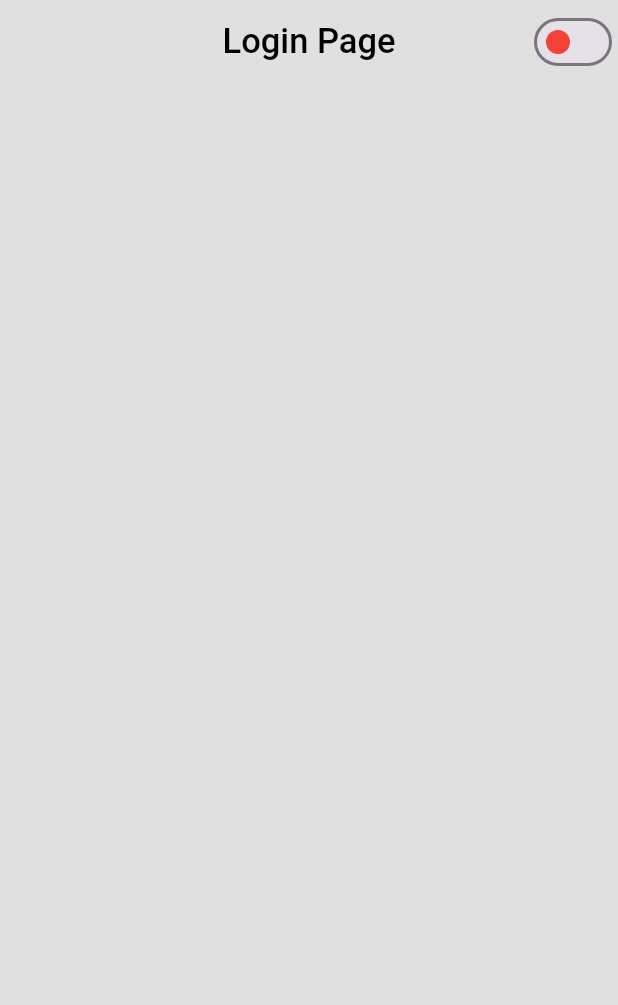
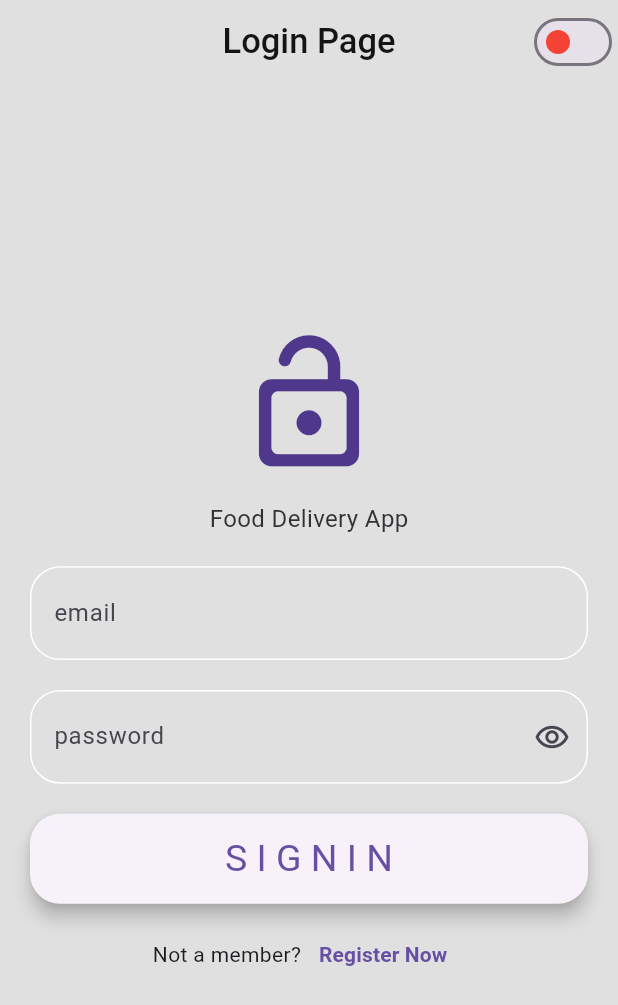
Before and after one commit to MJJP1364/Food_Delivery, a Flutter app: the screen it shows after launch, on a phone screen of 412 x 824 dp. Shown: the top 1005 px of the screen. Run offline on Flutter 3.47's test engine with Material 2 defaults, Android fonts, the phone set to English and light mode, and no system bars; our stand-ins replace flutter_dotenv, get, get_storage, supabase_flutter; accounts and stored records are empty; Roboto replaces fonts that are missing (ComicNeue).

Commit message:
Login Page ui

```diff
--- a/lib/Themes/custom_theme.dart
+++ b/lib/Themes/custom_theme.dart
@@ -12,8 +12,8 @@ class CustomTheme {
     useMaterial3: true,
     fontFamily: lightThemeFont,
     switchTheme: SwitchThemeData(
-      thumbColor:
-          MaterialStateProperty.resolveWith<Color>((states) => lightThemeColor),
+      thumbColor: MaterialStateProperty.resolveWith<Color>(
+          (states) => lightThemeColor), //
     ),
     appBarTheme: AppBarTheme(
       centerTitle: true,
@@ -24,7 +24,7 @@ class CustomTheme {
         color: black,
         fontSize: 23, //20
       ),
-      iconTheme: IconThemeData(color: lightThemeColor),
+      iconTheme: IconThemeData(color: lightThemeColor), //
       elevation: 0,
       actionsIconTheme: IconThemeData(color: lightThemeColor),
       systemOverlayStyle: SystemUiOverlayStyle(
@@ -36,14 +36,14 @@ class CustomTheme {
 
   // dark theme
   static final darkTheme = ThemeData(
-    primaryColor: darkThemeColor,
+    primaryColor: darkThemeColor, //
     brightness: Brightness.dark,
     scaffoldBackgroundColor: const Color.fromARGB(255, 20, 20, 20),
     useMaterial3: true,
     fontFamily: darkThemeFont,
     switchTheme: SwitchThemeData(
-      trackColor:
-          MaterialStateProperty.resolveWith<Color>((states) => darkThemeColor),
+      trackColor: MaterialStateProperty.resolveWith<Color>(
+          (states) => darkThemeColor), //
     ),
     appBarTheme: AppBarTheme(
       centerTitle: true,
@@ -56,7 +56,7 @@ class CustomTheme {
       ),
       iconTheme: IconThemeData(color: darkThemeColor),
       elevation: 0,
-      actionsIconTheme: IconThemeData(color: darkThemeColor),
+      actionsIconTheme: IconThemeData(color: darkThemeColor), //
       systemOverlayStyle: const SystemUiOverlayStyle(
         statusBarColor: Color.fromARGB(255, 20, 20, 20),
         statusBarIconBrightness: Brightness.light,
@@ -66,7 +66,7 @@ class CustomTheme {
 
   // colors
   static Color lightThemeColor = Colors.red,
-      white = Colors.white,
-      black = Colors.black,
+      white = Colors.grey.shade300,
+      black = const Color.fromARGB(255, 20, 20, 20),
       darkThemeColor = Colors.yellow;
 }
--- a/lib/Themes/theme_controller.dart
+++ b/lib/Themes/theme_controller.dart
@@ -7,13 +7,19 @@ class HomeController extends GetxController {
   Rx<ThemeMode> currentTheme = ThemeMode.system.obs;
   RxBool theme = false.obs;
   final box = GetStorage();
+  final emailController = TextEditingController();
+  final passwordController = TextEditingController();
+  RxBool sufixIcon = true.obs;
+
   @override
   void onInit() {
     box.writeIfNull('theme_mode', false);
     theme.value = box.read('theme_mode');
+    super.onInit();
+  }
 
-    print(box.read('theme_mode'));
-    super.onInit();
+  void sufixIconMethod() {
+    sufixIcon.value = !sufixIcon.value;
   }
 
   // function to switch between themes
@@ -27,10 +33,5 @@ class HomeController extends GetxController {
       box.write('theme_mode', false);
       currentTheme.value = ThemeMode.light;
     }
-    print(box.read('theme_mode'));
-
-    // currentTheme.value = currentTheme.value == ThemeMode.light
-    //     ? ThemeMode.dark
-    //     : ThemeMode.light;
   }
 }
--- a/lib/auth/loginPage.dart
+++ b/lib/auth/loginPage.dart
@@ -1,7 +1,9 @@
 import 'package:flutter/material.dart';
+import 'package:food_delivery/widgets/input_text.dart';
 import 'package:get/get.dart';
 import '../Themes/custom_theme.dart';
 import '../Themes/theme_controller.dart';
+import '../widgets/myButton.dart';
 
 class LoginPage extends StatelessWidget {
   const LoginPage({super.key});
@@ -9,6 +11,7 @@ class LoginPage extends StatelessWidget {
   @override
   Widget build(BuildContext context) {
     final HomeController controller = Get.put(HomeController());
+    final _formKey = GlobalKey<FormState>();
 
     return Scaffold(
       appBar: AppBar(
@@ -26,6 +29,79 @@ class LoginPage extends StatelessWidget {
           })
         ],
       ),
+      body: Form(
+        key: _formKey,
+        child: Center(
+          child: SingleChildScrollView(
+            child: Column(
+              mainAxisAlignment: MainAxisAlignment.center,
+              children: [
+                Icon(
+                  Icons.lock_open_rounded,
+                  size: 100,
+                  color: Theme.of(context).colorScheme.onPrimaryContainer,
+                ),
+                const SizedBox(height: 15),
+                Text(
+                  'Food Delivery App',
+                  style: TextStyle(
+                      fontSize: 16,
+                      color: Theme.of(context).colorScheme.inverseSurface),
+                ),
+                const SizedBox(height: 20),
+                InputText(
+                  hint: 'Email',
+                  controller: controller.emailController,
+                  lable: 'email',
+                  obsecured: false,
+                  icon: Icons.email,
+                ),
+                const SizedBox(height: 20),
+                Obx(
+                  () {
+                    return InputText(
+                      hint: 'Enter Password',
+                      controller: controller.passwordController,
+                      lable: 'password',
+
+                      icon: Icons.password_rounded,
+                      obsecured: controller.sufixIcon.value,
+                      onTap: controller.sufixIconMethod,
+                      // ignore: unrelated_type_equality_checks
+                      sufixe: controller.sufixIcon == false
+                          ? Icons.remove_red_eye
+                          : Icons.remove_red_eye_outlined,
+                    );
+                  },
+                ),
+                const SizedBox(height: 20),
+                SizedBox(
+                  width: double.infinity,
+                  height: 60,
+                  child: MyButton(
+                    onTap: () {},
+                    text: 'S I G N I N',
+                  ),
+                ),
+                const SizedBox(height: 10),
+                Row(
+                  mainAxisAlignment: MainAxisAlignment.center,
+                  children: [
+                    const Text('Not a member?'),
+                    TextButton(
+                      child: const Text(
+                        'Register Now',
+                        style: TextStyle(fontWeight: FontWeight.bold),
+                      ),
+                      onPressed: () {},
+                    )
+                  ],
+                )
+              ],
+            ),
+          ),
+        ),
+      ),
     );
   }
 }
--- /dev/null
+++ b/lib/widgets/input_text.dart
@@ -0,0 +1,60 @@
+import 'package:flutter/material.dart';
+
+class InputText extends StatelessWidget {
+  const InputText({
+    super.key,
+    required this.hint,
+    required this.controller,
+    required this.obsecured,
+    required this.lable,
+    required this.icon,
+    this.sufixe,
+    this.onTap,
+  });
+  final String hint;
+  final TextEditingController controller;
+  final bool? obsecured;
+  final String lable;
+  final IconData icon;
+  final IconData? sufixe;
+  final VoidCallback? onTap;
+
+  @override
+  Widget build(BuildContext context) {
+    return Padding(
+      padding: const EdgeInsets.symmetric(horizontal: 20),
+      child: TextFormField(
+        validator: (value) {
+          if (value == null || value.isEmpty) {
+            return 'Field Is Required';
+          }
+          return null;
+        },
+        controller: controller,
+        obscureText: obsecured!,
+        decoration: InputDecoration(
+          suffixIcon: InkWell(
+            onTap: onTap,
+            child: Icon(sufixe),
+          ),
+          prefix: Padding(
+            padding: const EdgeInsets.symmetric(horizontal: 15),
+            child: Icon(icon),
+          ),
+          hintText: hint,
+          label: Text(lable),
+          enabledBorder: OutlineInputBorder(
+            borderSide:
+                BorderSide(color: Theme.of(context).colorScheme.onSecondary),
+            borderRadius: BorderRadius.circular(20),
+          ),
+          focusedBorder: OutlineInputBorder(
+            borderSide:
+                BorderSide(color: Theme.of(context).colorScheme.primary),
+            borderRadius: BorderRadius.circular(20),
+          ),
+        ),
+      ),
+    );
+  }
+}
--- /dev/null
+++ b/lib/widgets/myButton.dart
@@ -0,0 +1,33 @@
+import 'package:flutter/material.dart';
+
+class MyButton extends StatelessWidget {
+  const MyButton({
+    super.key,
+    required this.text,
+    this.onTap,
+  });
+  final String text;
+  final Function()? onTap;
+
+  @override
+  Widget build(BuildContext context) {
+    return Padding(
+      padding: const EdgeInsets.symmetric(horizontal: 20),
+      child: ElevatedButton(
+        style: ButtonStyle(
+          elevation: const MaterialStatePropertyAll(5),
+          shape: MaterialStatePropertyAll(
+            RoundedRectangleBorder(
+              borderRadius: BorderRadius.circular(20),
+            ),
+          ),
+          textStyle: const MaterialStatePropertyAll(
+            TextStyle(fontSize: 25),
+          ),
+        ),
+        onPressed: onTap,
+        child: Text(text),
+      ),
+    );
+  }
+}
```
